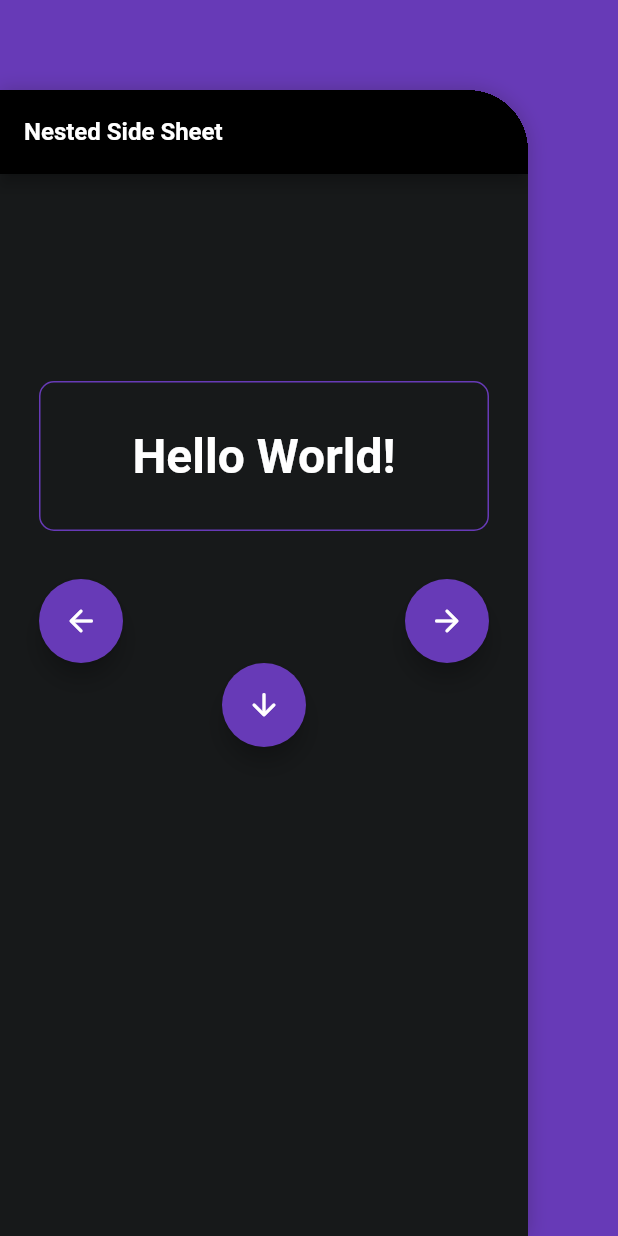
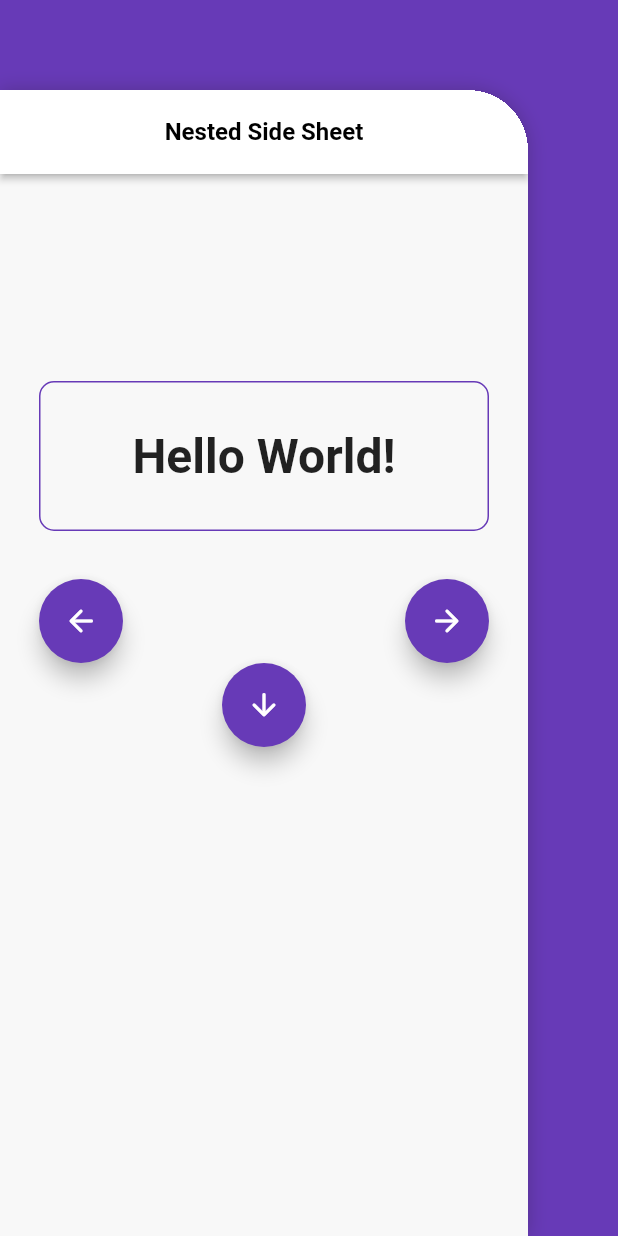
Before and after one commit to Krootl/nested-side-sheet, a Flutter app: the screen it shows after launch, after a tap on the "arrow forward" icon, after a tap on the "arrow downward" icon, on a phone screen of 412 x 824 dp. Run offline on Flutter 3.47's test engine with Material 2 defaults, Android fonts, the phone set to English and light mode, and no system bars.

Commit message:
- changed dark theme to light theme; - fixed ui components in the appbar; - removed unnecessary width from the snackBar;

```diff
--- a/example/lib/view/app.dart
+++ b/example/lib/view/app.dart
@@ -10,13 +10,12 @@ class MyApp extends StatelessWidget {
 
   @override
   Widget build(BuildContext context) => MaterialApp(
-        title: 'Sheets Example',
-        theme: darkTheme(),
+        title: 'Nested Side Sheet',
+        theme: lightTheme(),
         debugShowCheckedModeBanner: false,
         home: Material(
           color: accentColor,
           child: SheetWidget(
-            parentDecorationBuilder: (child) => HomeCard(child: child),
             child: MyHomePage(title: 'Nested Side Sheet'),
           ),
         ),
@@ -66,7 +65,6 @@ class _MyHomePageState extends State<MyHomePage> {
             style: TextStyle(
               fontSize: 32,
               fontWeight: FontWeight.w600,
-              color: Colors.white,
             ),
           ),
         ),
@@ -126,6 +124,7 @@ class _MyHomePageState extends State<MyHomePage> {
 
   void onRightButton() async {
     ScaffoldMessenger.of(context).clearSnackBars();
+    final decorationBuilder = (child) => HomeCard(child: child);
 
     final result = await SheetWidget.of(context).pushRight(
       Sheet(
@@ -134,6 +133,7 @@ class _MyHomePageState extends State<MyHomePage> {
           MediaQuery.of(context).size.height,
         ),
         alignment: Alignment.centerRight,
+        decorationBuilder: decorationBuilder,
         transitionBuilder: (child, animation) => SlideTransition(
           position: animation.drive(
             Tween<Offset>(begin: const Offset(1, 0), end: Offset.zero),
@@ -141,6 +141,7 @@ class _MyHomePageState extends State<MyHomePage> {
           child: child,
         ),
       ),
+      decorationBuilder: decorationBuilder,
       dismissible: true,
     );
     if (result is String) showSnackBar(result);
@@ -148,6 +149,7 @@ class _MyHomePageState extends State<MyHomePage> {
 
   void onBottomCustomAnimation() async {
     ScaffoldMessenger.of(context).clearSnackBars();
+    final decorationBuilder = (child) => HomeCard(child: child);
 
     final sheetTransition = (child, animation) => SlideTransition(
           position: animation
@@ -158,10 +160,12 @@ class _MyHomePageState extends State<MyHomePage> {
 
     final result = await SheetWidget.of(context).push(
       Sheet(
+        decorationBuilder: decorationBuilder,
         transitionBuilder: sheetTransition,
         size: Size(MediaQuery.of(context).size.width, 400),
         alignment: Alignment.bottomCenter,
       ),
+      decorationBuilder: decorationBuilder,
       transitionBuilder: sheetTransition,
       alignment: Alignment.bottomCenter,
     );
@@ -171,7 +175,8 @@ class _MyHomePageState extends State<MyHomePage> {
 
   void showSnackBar(String result) => ScaffoldMessenger.of(context).showSnackBar(
         SnackBar(
-          content: Text(result),
+          content: Text(result, textAlign: TextAlign.center),
+          width: MediaQuery.of(context).size.width / 6,
           behavior: SnackBarBehavior.floating,
         ),
       );
--- a/example/lib/view/color.dart
+++ b/example/lib/view/color.dart
@@ -1,7 +1,7 @@
 import 'package:flutter/material.dart';
 
 const accentColor = Color(0xFF673AB7);
-const backgroundColor = Color(0xFF17191A);
+const backgroundColor = Color(0xFFF8F8F8);
 
 const cardShadow = [
   BoxShadow(
--- a/example/lib/view/theme.dart
+++ b/example/lib/view/theme.dart
@@ -1,7 +1,7 @@
 import 'package:example/view/color.dart';
 import 'package:flutter/material.dart';
 
-ThemeData darkTheme() => ThemeData(
+ThemeData lightTheme() => ThemeData(
       accentColor: accentColor,
       backgroundColor: backgroundColor,
       canvasColor: backgroundColor,
@@ -9,8 +9,9 @@ ThemeData darkTheme() => ThemeData(
       highlightColor: accentColor.withOpacity(0.7),
       textButtonTheme: TextButtonThemeData(
         style: ButtonStyle(
+          overlayColor: MaterialStateProperty.all(accentColor.withOpacity(0.1)),
           minimumSize: MaterialStateProperty.all(Size(82, 52)),
-          foregroundColor: MaterialStateProperty.all(Colors.white),
+          foregroundColor: MaterialStateProperty.all(Colors.black),
           textStyle: MaterialStateProperty.all(
             TextStyle(fontWeight: FontWeight.w600),
           ),
@@ -18,6 +19,7 @@ ThemeData darkTheme() => ThemeData(
       ),
       elevatedButtonTheme: ElevatedButtonThemeData(
         style: ButtonStyle(
+          overlayColor: MaterialStateProperty.all(accentColor.withOpacity(0.1)),
           minimumSize: MaterialStateProperty.all(Size(82, 52)),
           foregroundColor: MaterialStateProperty.all(Colors.white),
           backgroundColor: MaterialStateProperty.all(accentColor),
@@ -28,10 +30,12 @@ ThemeData darkTheme() => ThemeData(
         ),
       ),
       appBarTheme: AppBarTheme(
-        backgroundColor: Colors.black,
-        foregroundColor: Colors.white,
+        centerTitle: true,
+        backgroundColor: Colors.white,
+        foregroundColor: Colors.black,
+        elevation: 2,
         titleTextStyle: TextStyle(
-          color: Colors.white,
+          color: Colors.black,
           fontSize: 16,
           fontWeight: FontWeight.w600,
         ),
--- a/example/lib/view/widget/sheet.dart
+++ b/example/lib/view/widget/sheet.dart
@@ -34,10 +34,7 @@ class Sheet extends StatelessWidget {
       );
 
   Widget appBar(BuildContext context) => AppBar(
-        title: Row(
-          mainAxisAlignment: MainAxisAlignment.spaceBetween,
-          children: [
-            ValueListenableBuilder<int>(
+        leading: ValueListenableBuilder<int>(
           valueListenable: SheetWidget.of(context).currentSheetsLengthNotifier,
           builder: (context, value, child) => value <= 1
               ? const SizedBox.shrink()
@@ -46,7 +43,8 @@ class Sheet extends StatelessWidget {
                   child: Text('BACK'),
                 ),
         ),
-            Text('Menu #$index'),
+        title: Text('Menu #$index'),
+        actions: [
           TextButton(
             onPressed: () => SheetWidget.of(context).close(
               'The sheets has been closed from the ${index}th sheet',
@@ -54,7 +52,6 @@ class Sheet extends StatelessWidget {
             child: Text('CLOSE'),
           ),
         ],
-        ),
       );
 
   Widget bodyContent(BuildContext context) => Container(
@@ -80,7 +77,12 @@ class Sheet extends StatelessWidget {
               child: Align(
                 alignment: Alignment.centerLeft,
                 child: ElevatedButton(
-                  onPressed: () => SheetWidget.of(context).pushReplace(_sheet),
+                  onPressed: () => SheetWidget.of(context).pushReplace(
+                    _sheet,
+                    decorationBuilder: decorationBuilder,
+                    transitionBuilder: transitionBuilder,
+                    alignment: alignment,
+                  ),
                   child: Text('REPLACE'),
                 ),
               ),
```
Lines whose indentation alone changed are shown as unchanged.
